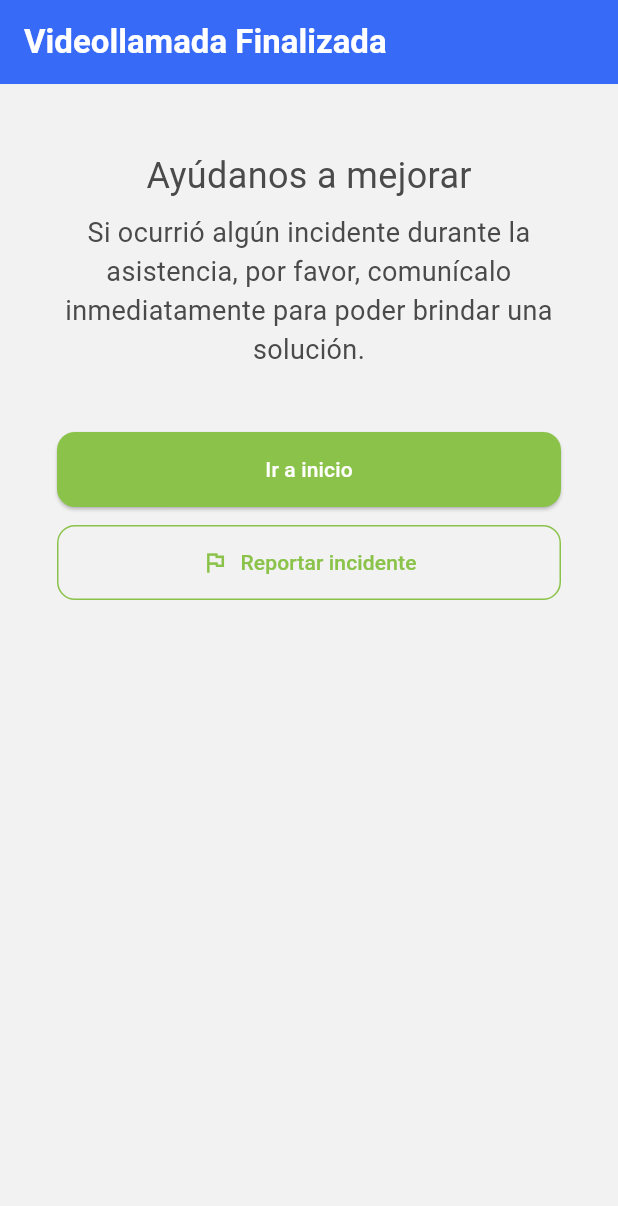
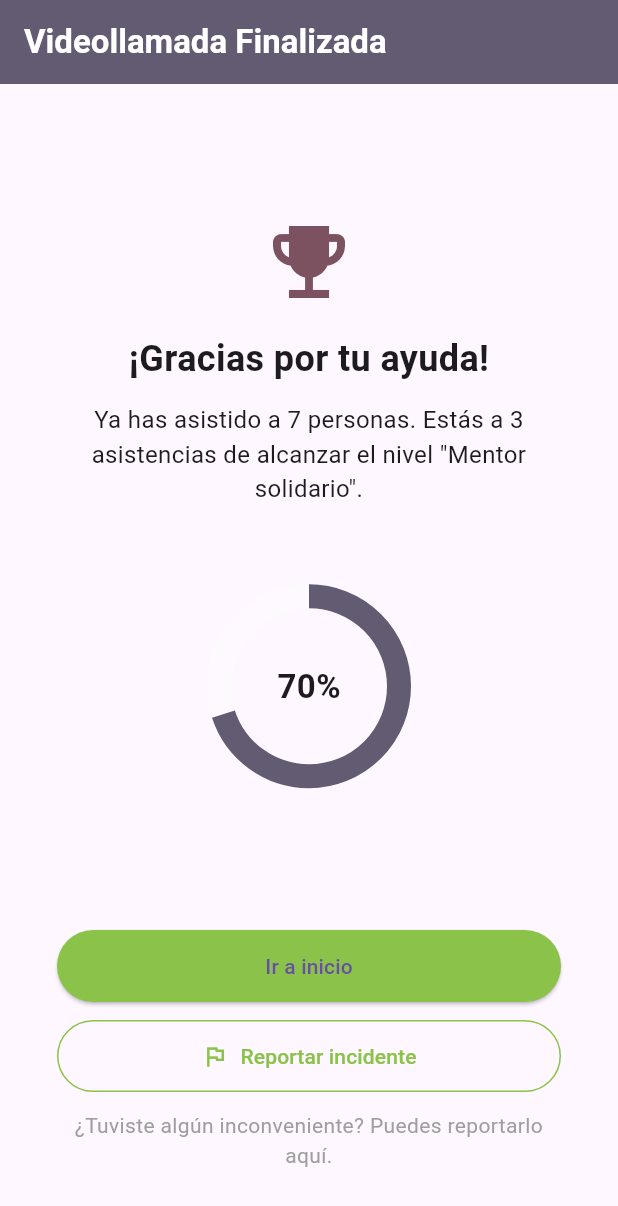
Before and after one commit to Helpwave-App/helpwave_mobile_app, a Flutter app: the EndVideocallScreen screen opened directly with empty values, on a phone screen of 412 x 824 dp. Shown: the top 1206 px of the screen. Run offline on Flutter 3.47's test engine with Material 3 defaults, Android fonts, the phone set to English and light mode, and no system bars; our stand-ins replace firebase_core, firebase_messaging, flutter_local_notifications, flutter_rating_bar, flutter_riverpod, flutter_secure_storage and 4 more; missing offline and left inert: agora_rtc_engine; accounts and stored records are empty; generated files the repository leaves out were written again; statements that could not run were skipped.

Commit message:
refactor common

```diff
--- a/lib/src/features/profile/data/profile_service.dart
+++ b/lib/src/features/profile/data/profile_service.dart
@@ -76,7 +76,7 @@ class ProfileService {
             .first, // yyyy-MM-dd
       };
 
-      final response = await http.put(
+      final response = await http.patch(
         Uri.parse('$baseUrl/profiles/$idUser'),
         headers: {
           'Content-Type': 'application/json',
--- a/lib/src/features/reviews/presentation/end_videocall_screen.dart
+++ b/lib/src/features/reviews/presentation/end_videocall_screen.dart
@@ -9,6 +9,9 @@ class EndVideocallScreen extends ConsumerWidget {
 
   @override
   Widget build(BuildContext context, WidgetRef ref) {
+    final double progress = 0.7; // Valor dinámico (ej. 7 asistencias de 10)
+    final int percentage = (progress * 100).round();
+
     return Scaffold(
       backgroundColor: Theme.of(context).colorScheme.surface,
       appBar: AppBar(
@@ -25,24 +28,62 @@ class EndVideocallScreen extends ConsumerWidget {
         child: Column(
           crossAxisAlignment: CrossAxisAlignment.stretch,
           children: [
-            const Center(
-              child: Text(
-                'Ayúdanos a mejorar',
-                style: TextStyle(fontSize: 24),
+            Expanded(
+              child: Column(
+                mainAxisAlignment: MainAxisAlignment.center,
+                children: [
+                  Icon(
+                    Icons.emoji_events,
+                    size: 64,
+                    color: Theme.of(context).colorScheme.tertiary,
+                  ),
+                  const SizedBox(height: 16),
+                  const Text(
+                    '¡Gracias por tu ayuda!',
+                    textAlign: TextAlign.center,
+                    style: TextStyle(fontSize: 24, fontWeight: FontWeight.bold),
+                  ),
+                  const SizedBox(height: 12),
+                  const Text(
+                    'Ya has asistido a 7 personas. Estás a 3 asistencias de alcanzar el nivel "Mentor solidario".',
+                    textAlign: TextAlign.center,
+                    style: TextStyle(fontSize: 16),
+                  ),
+                  Center(
+                    child: Container(
+                      width: 240,
+                      height: 240,
+                      alignment: Alignment.center,
+                      child: Stack(
+                        alignment: Alignment.center,
+                        children: [
+                          SizedBox(
+                            width: 120,
+                            height: 120,
+                            child: CircularProgressIndicator(
+                              value: progress,
+                              strokeWidth: 16,
+                              color: Theme.of(context).colorScheme.secondary,
+                              backgroundColor: Theme.of(context)
+                                  .colorScheme
+                                  .onTertiary
+                                  .withOpacity(0.2),
                             ),
                           ),
-            const SizedBox(height: 8),
-            const Center(
-              child: Text(
-                'Si ocurrió algún incidente durante la asistencia, por favor, comunícalo inmediatamente para poder brindar una solución.',
-                textAlign: TextAlign.center,
-                style: TextStyle(fontSize: 18),
+                          Text(
+                            '$percentage%',
+                            style: const TextStyle(
+                              fontSize: 22,
+                              fontWeight: FontWeight.bold,
                             ),
                           ),
-            const SizedBox(height: 42),
-            Column(
-              crossAxisAlignment: CrossAxisAlignment.stretch,
-              children: [
+                        ],
+                      ),
+                    ),
+                  ),
+                ],
+              ),
+            ),
             ElevatedButton(
               onPressed: () {
                 Navigator.pushNamed(context, AppRouter.loadingRoute);
@@ -58,8 +99,7 @@ class EndVideocallScreen extends ConsumerWidget {
               onPressed: () {
                 Navigator.pushNamed(context, AppRouter.reportRoute);
               },
-                  icon:
-                      const Icon(Icons.flag_outlined, color: Color(0xFF8BC34A)),
+              icon: const Icon(Icons.flag_outlined, color: Color(0xFF8BC34A)),
               label: const Text('Reportar incidente'),
               style: OutlinedButton.styleFrom(
                 side: const BorderSide(color: Color(0xFF8BC34A)),
@@ -67,7 +107,11 @@ class EndVideocallScreen extends ConsumerWidget {
                 padding: const EdgeInsets.symmetric(vertical: 14),
               ),
             ),
-              ],
+            const SizedBox(height: 12),
+            const Text(
+              '¿Tuviste algún inconveniente? Puedes reportarlo aquí.',
+              textAlign: TextAlign.center,
+              style: TextStyle(fontSize: 14, color: Colors.grey),
             ),
           ],
         ),
--- a/lib/src/features/reviews/presentation/review_screen.dart
+++ b/lib/src/features/reviews/presentation/review_screen.dart
@@ -154,6 +154,12 @@ class _ReviewForm extends ConsumerWidget {
                 padding: const EdgeInsets.symmetric(vertical: 14),
               ),
             ),
+            const SizedBox(height: 12),
+            const Text(
+              '¿Tuviste algún inconveniente? Puedes reportarlo aquí.',
+              textAlign: TextAlign.center,
+              style: TextStyle(fontSize: 14, color: Colors.grey),
+            ),
           ],
         ),
       ],
```
Also changed, not shown: lib/src/common/utils/constants/agora_api.dart (renamed from lib/src/utils/constants/agora_api.dart), lib/src/common/utils/constants/api.dart (renamed from lib/src/utils/constants/api.dart), lib/src/common/utils/constants/app_theme.dart (renamed from lib/src/utils/constants/app_theme.dart), lib/src/common/utils/constants/call_session.dart (renamed from lib/src/utils/constants/call_session.dart), lib/src/common/utils/constants/providers.dart (renamed from lib/src/utils/constants/providers.dart), lib/src/common/utils/constants/secure_storage.dart (renamed from lib/src/utils/constants/secure_storage.dart), lib/src/common/utils/constants/week_days.dart (renamed from lib/src/utils/constants/week_days.dart), lib/src/common/utils/firebase/fcm_config.dart (renamed from lib/src/utils/firebase/fcm_config.dart), lib/src/common/utils/firebase/firebase_options.dart (renamed from lib/src/utils/firebase/firebase_options.dart), lib/src/common/utils/permissions_helper.dart (renamed from lib/src/utils/permissions_helper.dart). Lines whose indentation alone changed are shown as unchanged.
